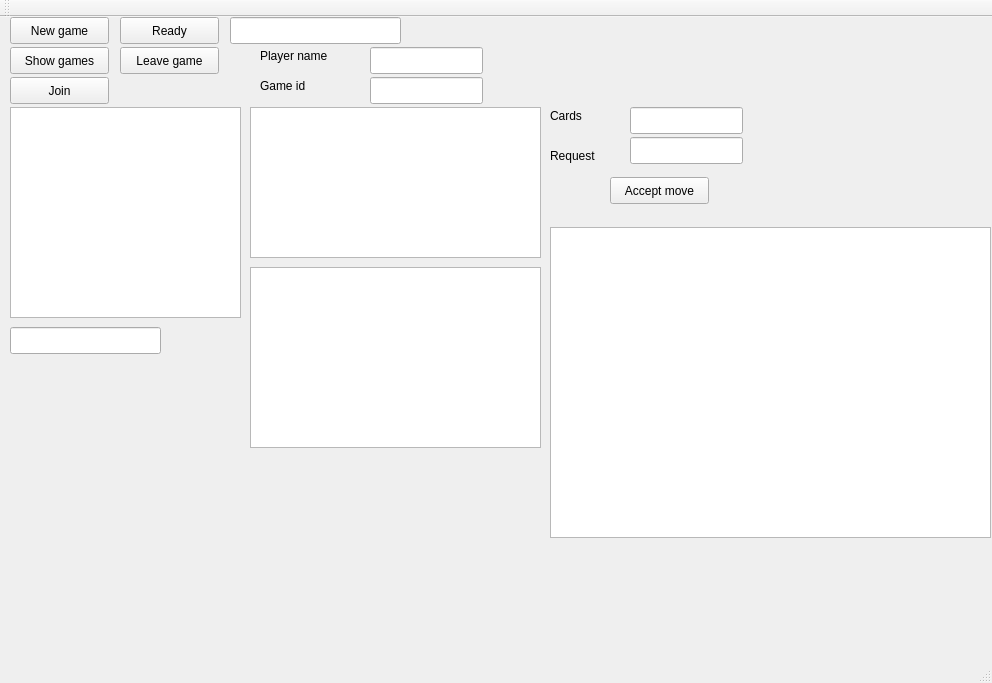
Old version of the form client/mainwindow.ui in the repository vincentvanbush/maumau.
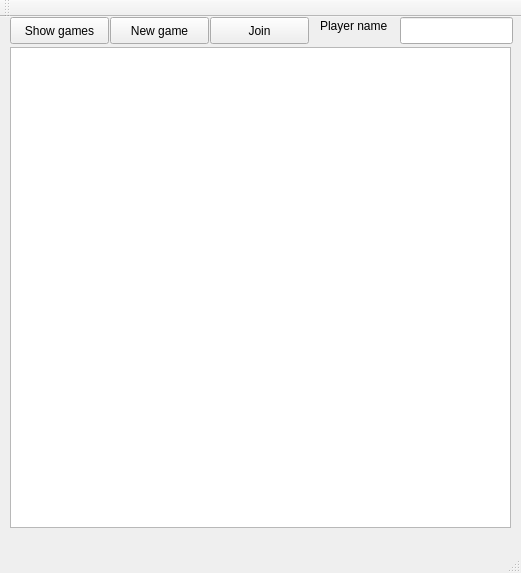
New version of the form.

Commit message: Client game window is now working properly

Diff of the .ui file:
```diff
--- a/client/mainwindow.ui
+++ b/client/mainwindow.ui
@@ -6,8 +6,8 @@
    <rect>
     <x>0</x>
     <y>0</y>
-    <width>992</width>
-    <height>683</height>
+    <width>521</width>
+    <height>573</height>
    </rect>
   </property>
   <property name="windowTitle">
@@ -17,7 +17,7 @@
    <widget class="QPushButton" name="newGameButton">
     <property name="geometry">
      <rect>
-      <x>10</x>
+      <x>110</x>
       <y>0</y>
       <width>99</width>
       <height>27</height>
@@ -31,7 +31,7 @@
     <property name="geometry">
      <rect>
       <x>10</x>
-      <y>30</y>
+      <y>0</y>
       <width>99</width>
       <height>27</height>
      </rect>
@@ -43,8 +43,8 @@
    <widget class="QLineEdit" name="setNameEdit">
     <property name="geometry">
      <rect>
-      <x>370</x>
-      <y>30</y>
+      <x>400</x>
+      <y>0</y>
       <width>113</width>
       <height>27</height>
      </rect>
@@ -53,8 +53,8 @@
    <widget class="QPushButton" name="joinGameButton">
     <property name="geometry">
      <rect>
-      <x>10</x>
-      <y>60</y>
+      <x>210</x>
+      <y>0</y>
       <width>99</width>
       <height>27</height>
      </rect>
@@ -63,31 +63,11 @@
      <string>Join</string>
     </property>
    </widget>
-   <widget class="QPlainTextEdit" name="plainTextEdit">
-    <property name="geometry">
-     <rect>
-      <x>10</x>
-      <y>90</y>
-      <width>231</width>
-      <height>211</height>
-     </rect>
-    </property>
-   </widget>
-   <widget class="QLineEdit" name="setGameIdEdit">
-    <property name="geometry">
-     <rect>
-      <x>370</x>
-      <y>60</y>
-      <width>113</width>
-      <height>27</height>
-     </rect>
-    </property>
-   </widget>
    <widget class="QLabel" name="label">
     <property name="geometry">
      <rect>
-      <x>260</x>
-      <y>30</y>
+      <x>320</x>
+      <y>0</y>
       <width>91</width>
       <height>17</height>
      </rect>
@@ -96,162 +76,13 @@
      <string>Player name</string>
     </property>
    </widget>
-   <widget class="QLabel" name="label_2">
-    <property name="geometry">
-     <rect>
-      <x>260</x>
-      <y>60</y>
-      <width>91</width>
-      <height>17</height>
-     </rect>
-    </property>
-    <property name="text">
-     <string>Game id</string>
-    </property>
-   </widget>
-   <widget class="QPushButton" name="readyButton">
-    <property name="geometry">
-     <rect>
-      <x>120</x>
-      <y>0</y>
-      <width>99</width>
-      <height>27</height>
-     </rect>
-    </property>
-    <property name="text">
-     <string>Ready</string>
-    </property>
-   </widget>
-   <widget class="QPushButton" name="leaveGameButton">
-    <property name="geometry">
-     <rect>
-      <x>120</x>
-      <y>30</y>
-      <width>99</width>
-      <height>27</height>
-     </rect>
-    </property>
-    <property name="text">
-     <string>Leave game</string>
-    </property>
-   </widget>
-   <widget class="QPlainTextEdit" name="moveLogTextEdit">
-    <property name="geometry">
-     <rect>
-      <x>250</x>
-      <y>90</y>
-      <width>291</width>
-      <height>151</height>
-     </rect>
-    </property>
-   </widget>
-   <widget class="QPlainTextEdit" name="handTextEdit">
-    <property name="geometry">
-     <rect>
-      <x>250</x>
-      <y>250</y>
-      <width>291</width>
-      <height>181</height>
-     </rect>
-    </property>
-   </widget>
-   <widget class="QLineEdit" name="playedCardsEdit">
-    <property name="geometry">
-     <rect>
-      <x>630</x>
-      <y>90</y>
-      <width>113</width>
-      <height>27</height>
-     </rect>
-    </property>
-   </widget>
-   <widget class="QLineEdit" name="requestEdit">
-    <property name="geometry">
-     <rect>
-      <x>630</x>
-      <y>120</y>
-      <width>113</width>
-      <height>27</height>
-     </rect>
-    </property>
-   </widget>
-   <widget class="QPushButton" name="sendMoveButton">
-    <property name="geometry">
-     <rect>
-      <x>610</x>
-      <y>160</y>
-      <width>99</width>
-      <height>27</height>
-     </rect>
-    </property>
-    <property name="text">
-     <string>Accept move</string>
-    </property>
-   </widget>
-   <widget class="QLabel" name="label_3">
-    <property name="geometry">
-     <rect>
-      <x>550</x>
-      <y>90</y>
-      <width>67</width>
-      <height>17</height>
-     </rect>
-    </property>
-    <property name="text">
-     <string>Cards</string>
-    </property>
-   </widget>
-   <widget class="QLabel" name="label_4">
-    <property name="geometry">
-     <rect>
-      <x>550</x>
-      <y>130</y>
-      <width>67</width>
-      <height>17</height>
-     </rect>
-    </property>
-    <property name="text">
-     <string>Request</string>
-    </property>
-   </widget>
-   <widget class="QLineEdit" name="playerMoveEdit">
-    <property name="geometry">
-     <rect>
-      <x>10</x>
-      <y>310</y>
-      <width>151</width>
-      <height>27</height>
-     </rect>
-    </property>
-   </widget>
-   <widget class="QLineEdit" name="nameEdit">
-    <property name="geometry">
-     <rect>
-      <x>230</x>
-      <y>0</y>
-      <width>171</width>
-      <height>27</height>
-     </rect>
-    </property>
-   </widget>
-   <widget class="QWidget" name="verticalLayoutWidget">
-    <property name="geometry">
-     <rect>
-      <x>10</x>
-      <y>320</y>
-      <width>381</width>
-      <height>191</height>
-     </rect>
-    </property>
-    <layout class="QVBoxLayout" name="verticalLayout"/>
-   </widget>
    <widget class="QTableView" name="gamesListView">
     <property name="geometry">
      <rect>
-      <x>550</x>
-      <y>210</y>
-      <width>441</width>
-      <height>311</height>
+      <x>10</x>
+      <y>30</y>
+      <width>501</width>
+      <height>481</height>
      </rect>
     </property>
     <property name="editTriggers">
```
Left out of the diff: 4 changed lines with no effect on the pictures. The commit also changes 8 other files.
